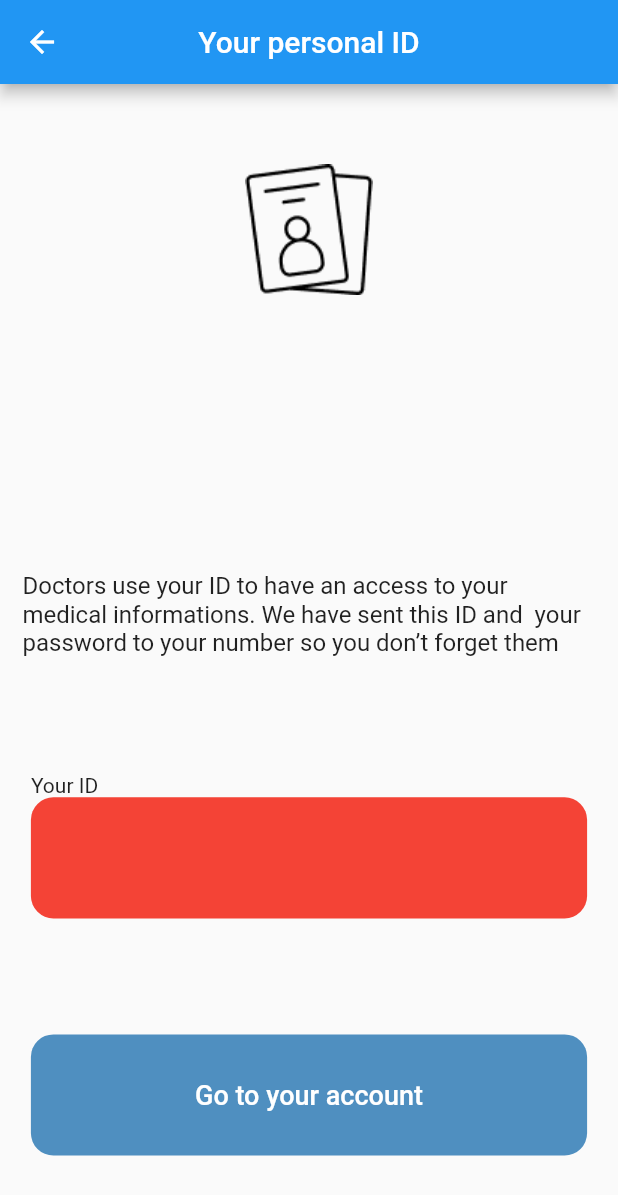
After one commit to Dilmurod0930/Patient_Doctor, a Flutter app: the SintUpPersonalID screen opened by its route, on a phone screen of 412 x 824 dp. The commit adds this screen. Shown: the top 1195 px of the screen. Run offline on Flutter 3.47's test engine with Material 2 defaults, Android fonts, the phone set to English and light mode, and no system bars.

Commit message:
Persanal ID Page

```diff
--- a/lib/Screens/auth/sing_up/sing_up_auth.dart
+++ b/lib/Screens/auth/sing_up/sing_up_auth.dart
@@ -63,7 +63,7 @@ class _SingUpPageState extends State<SingUpPage> {
               Padding(
                 padding: const EdgeInsets.all(8.0),
                 child: TextFormField(
-                  controller: _passwordController,
+                  controller: _phoneController,
                   decoration: const InputDecoration(
                     fillColor: Colors.grey,
                     focusColor: Colors.grey,
@@ -133,7 +133,7 @@ class _SingUpPageState extends State<SingUpPage> {
                           String email = _nameController.text.trim();
                           String password = _passwordController.text.trim();
                           String phone = _phoneController.text.trim();
-                          Navigator.pushNamed(context, "/");
+                          Navigator.pushNamed(context, "/personal_ID");
                         }
                       },
                     ),
--- /dev/null
+++ b/lib/Screens/auth/sing_up/sing_up_persanal.dart
@@ -0,0 +1,66 @@
+import 'package:flutter/material.dart';
+import 'package:med/core/constants/color_const.dart';
+
+class SintUpPersonalID extends StatelessWidget {
+  const SintUpPersonalID({Key? key}) : super(key: key);
+
+  @override
+  Widget build(BuildContext context) {
+    return Scaffold(
+      appBar: AppBar(centerTitle: true, title: const Text("Your personal ID")),
+      body: Container(
+        child: Padding(
+          padding: const EdgeInsets.all(15.0),
+          child: Column(
+            mainAxisAlignment: MainAxisAlignment.spaceAround,
+            children: [
+              // const SizedBox(height: 30),
+              Image.asset('assets/images/id.png'),
+              const SizedBox(height: 30),
+              Container(
+                child: const Text(
+                  'Doctors use your ID to have an access to your   medical informations. We have sent this ID and  your password to your number so you don’t forget them',
+                  style: TextStyle(
+                    fontSize: 16,
+                  ),
+                ),
+              ),
+              Column(
+                crossAxisAlignment: CrossAxisAlignment.start,
+                children: [
+                  Text("Your ID"),
+                  Container(
+                    height: MediaQuery.of(context).size.height * 0.098,
+                    width: MediaQuery.of(context).size.width * 0.9,
+                    decoration: BoxDecoration(
+                      color: Colors.red,
+                      borderRadius: BorderRadius.circular(15),
+                    ),
+                  ),
+                ],
+              ),
+              Container(
+                height: MediaQuery.of(context).size.height * 0.098,
+                width: MediaQuery.of(context).size.width * 0.9,
+                decoration: BoxDecoration(
+                  color: ColorConst.kBotton,
+                  borderRadius: BorderRadius.circular(15),
+                ),
+                child: TextButton(
+                  child: const Text(
+                    'Go to your account',
+                    style: TextStyle(color: ColorConst.white, fontSize: 18),
+                  ),
+                  onPressed: () {
+                    Navigator.pushNamedAndRemoveUntil(
+                        context, "/main", (route) => false);
+                  },
+                ),
+              ),
+            ],
+          ),
+        ),
+      ),
+    );
+  }
+}
--- a/lib/routes/routes.dart
+++ b/lib/routes/routes.dart
@@ -2,6 +2,7 @@ import 'package:flutter/material.dart';
 import 'package:med/Screens/auth/home_auth/home_auth.dart';
 import 'package:med/Screens/auth/sing_in/sing_in_auth.dart';
 import 'package:med/Screens/auth/sing_up/sing_up_auth.dart';
+import 'package:med/Screens/auth/sing_up/sing_up_persanal.dart';
 import 'package:med/Screens/auth/splash/splash_auth.dart';
 
 class MyRoutes {
@@ -22,7 +23,9 @@ class MyRoutes {
       case "/password":
         return MaterialPageRoute(builder: (context) => HomeAuthPage());
       case "/personal_ID":
-        return MaterialPageRoute(builder: (context) => HomeAuthPage());
+        return MaterialPageRoute(builder: (context) => SintUpPersonalID());
+      case "/main":
+        return MaterialPageRoute(builder: (context) => SintUpPersonalID());
     }
   }
 }
```
Also changed, not shown: assets/images/id.png (added).
